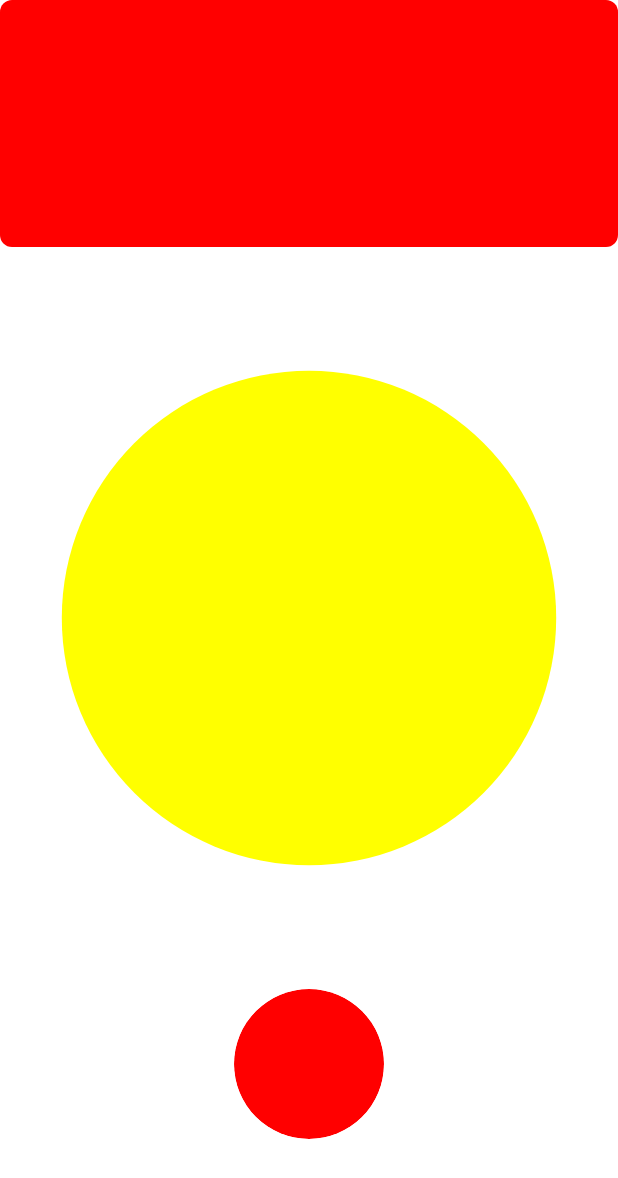
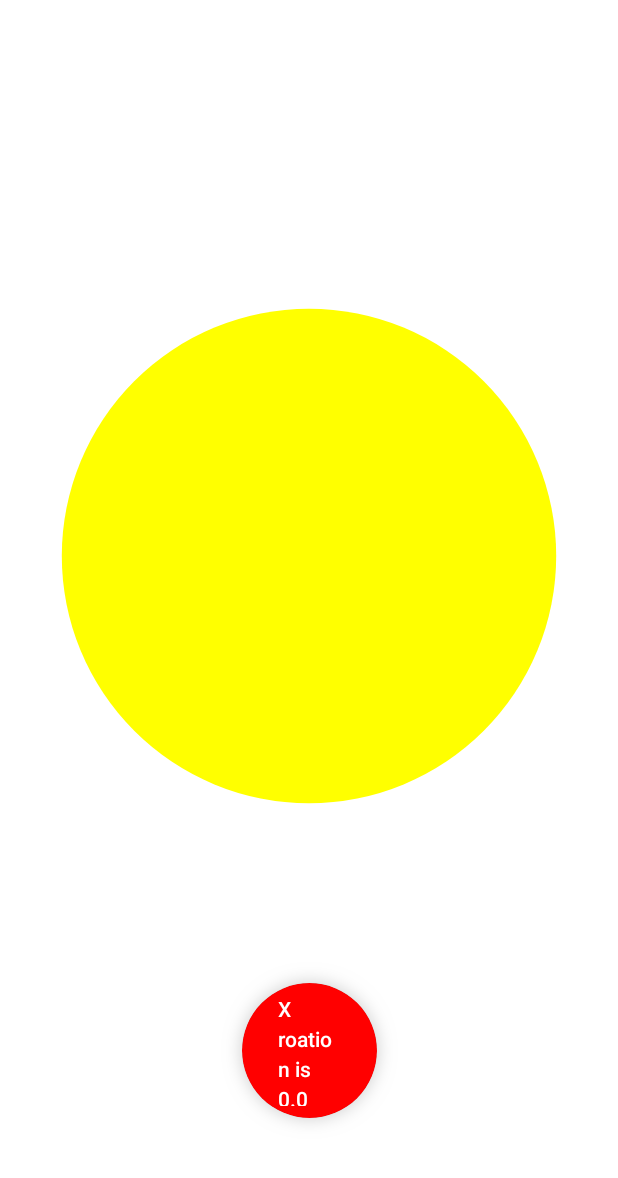
Before and after one commit to Sidd0OP/PolaCam, an Android app built with Jetpack Compose: the screen it shows after launch (MainActivity), on a phone screen of 412 x 824 dp. Shown: the top 1178 px of the screen. Run offline under Robolectric (Android 15) with nearby library versions, the phone set to English and light mode, and no system bars; libraries missing offline, so code that uses them is left out: androidx.camera.core, androidx.camera.view, org.opencv.android, org.opencv.core, org.opencv.imgproc; 5 statements that could not run were skipped.

Commit message:
added method to gt gyro rotation and  transform shadow

```diff
--- a/app/src/main/java/com/app/polacam/MainActivity.kt
+++ b/app/src/main/java/com/app/polacam/MainActivity.kt
@@ -33,25 +33,38 @@ import androidx.compose.material3.Button
 import androidx.compose.material3.ButtonDefaults
 import androidx.compose.material3.ExperimentalMaterial3Api
 import androidx.compose.material3.Scaffold
+import androidx.compose.material3.Text
 import androidx.compose.runtime.Composable
+import androidx.compose.runtime.DisposableEffect
+import androidx.compose.runtime.LaunchedEffect
+import androidx.compose.runtime.getValue
 import androidx.compose.runtime.mutableStateOf
 import androidx.compose.runtime.remember
+import androidx.compose.runtime.setValue
 import androidx.compose.ui.Alignment
 import androidx.compose.ui.Modifier
 import androidx.compose.ui.draw.clip
+import androidx.compose.ui.draw.drawBehind
 import androidx.compose.ui.graphics.Color
+import androidx.compose.ui.graphics.Paint
+import androidx.compose.ui.graphics.drawscope.drawIntoCanvas
 import androidx.compose.ui.platform.LocalContext
 import androidx.compose.ui.tooling.preview.Preview
+import androidx.compose.ui.unit.Dp
 import androidx.compose.ui.unit.dp
 import androidx.compose.ui.viewinterop.AndroidView
 import androidx.lifecycle.compose.LocalLifecycleOwner
 import androidx.media3.common.util.Log
 import com.app.polacam.processing.ImageProcessor
 import com.app.polacam.ui.theme.PolaCamTheme
+import com.app.polacam.ui.theme.background
+import com.app.polacam.ui.theme.shadow
 import org.opencv.android.OpenCVLoader
 import org.opencv.core.Mat
 import java.util.concurrent.ExecutorService
 import java.util.concurrent.Executors
+import androidx.core.graphics.toColorInt
+import com.app.polacam.gyro.Rotation
 
 
 class MainActivity : ComponentActivity() {
@@ -63,6 +76,8 @@ class MainActivity : ComponentActivity() {
     private lateinit var cameraController: LifecycleCameraController;
 
     private val camOperator = CamOperator(this)
+    private lateinit var rotationProvider: Rotation
+
 
 
 
@@ -74,6 +89,38 @@ class MainActivity : ComponentActivity() {
             .activityResultLauncher
             .launch(REQUIRED_PERMISSIONS)
 
+    }
+
+    fun Modifier.drawColoredShadow(
+        color: Color,
+        alpha: Float = 0.2f,
+        borderRadius: Dp = 0.dp,
+        shadowRadius: Dp = 20.dp,
+        offsetY: Dp = 0.dp,
+        offsetX: Dp = 0.dp
+    ) = this.drawBehind {
+        val transparentColor = color.copy(alpha = alpha).value.toLong().toColorInt()
+        val shadowColor = color.copy(alpha = alpha).value.toLong().toColorInt()
+        this.drawIntoCanvas {
+            val paint = Paint()
+            val frameworkPaint = paint.asFrameworkPaint()
+            frameworkPaint.color = transparentColor
+            frameworkPaint.setShadowLayer(
+                shadowRadius.toPx(),
+                offsetX.toPx(),
+                offsetY.toPx(),
+                shadowColor
+            )
+            it.drawRoundRect(
+                0f,
+                0f,
+                this.size.width,
+                this.size.height,
+                borderRadius.toPx(),
+                borderRadius.toPx(),
+                paint
+            )
+        }
     }
 
 
@@ -92,6 +139,9 @@ class MainActivity : ComponentActivity() {
 
         var mat = Mat();
 
+        rotationProvider = Rotation(this)
+
+
 
 
 
@@ -109,6 +159,25 @@ class MainActivity : ComponentActivity() {
 
                 this.cameraController = controller;
 
+                var xRot by remember { mutableStateOf(0.0f) }
+                var yRot by remember { mutableStateOf(0.0f) }
+
+                LaunchedEffect(Unit) {
+                    rotationProvider.getRotation { x, y, z ->
+                        println("X is $x and Y is $y z is $z")
+                        val scaleFactor = 20f
+                        xRot = y * scaleFactor * -1
+                        yRot = x * scaleFactor * -1
+                    }
+                }
+
+                // DisposableEffect to unregister the listener when the composable leaves the screen
+                DisposableEffect(Unit) {
+                    onDispose {
+                        rotationProvider.onPause()
+                    }
+                }
+
                 Scaffold(
                     modifier = Modifier.fillMaxSize(),
 
@@ -119,7 +188,7 @@ class MainActivity : ComponentActivity() {
                         modifier = Modifier
                             .padding(horizontal = 0.dp, vertical = 0.dp)
                             .fillMaxSize()
-                            .background(color = Color.White),
+                            .background(background),
 
                         contentAlignment = Alignment.Center
 
@@ -137,7 +206,7 @@ class MainActivity : ComponentActivity() {
                                 modifier = itemModifier
                                     .fillMaxHeight(0.2f)
                                     .fillMaxWidth()
-                                    .background(Color.Red),
+                                    .background(background),
 
                                 contentAlignment = Alignment.Center
                             ) {}
@@ -145,7 +214,7 @@ class MainActivity : ComponentActivity() {
 
                             Box(
                                 modifier = itemModifier
-                                    .fillMaxHeight(0.6f)
+                                    .fillMaxHeight(0.5f)
                                     .fillMaxWidth(),
 
                                 contentAlignment = Alignment.Center
@@ -168,18 +237,19 @@ class MainActivity : ComponentActivity() {
 
                             Box(
                                 modifier = itemModifier
-                                    .fillMaxHeight(0.2f)
+                                    .fillMaxHeight(0.3f)
                                     .fillMaxWidth(),
 
-                                contentAlignment = Alignment.TopCenter
+                                contentAlignment = Alignment.Center
                             ) {
 
 
-                                val capturedImageUri = remember { mutableStateOf<Uri?>(null) }
 
                                 Button(
                                     modifier = Modifier
-                                        .size(100.dp)
+                                        .size(90.dp)
+                                        .padding(0.dp,0.dp)
+                                        .drawColoredShadow(shadow,0.2f,offsetX = xRot.dp,offsetY = yRot.dp,borderRadius = 200.dp,shadowRadius = 10.dp)
                                         .clip(CircleShape),
 
                                     colors = ButtonDefaults.buttonColors(
@@ -204,7 +274,16 @@ class MainActivity : ComponentActivity() {
 
                                     }
 
-                                ) { }
+                                ) {
+
+
+                                    Text(
+                                        text = "X roation is ${xRot}",
+                                        color = Color.White
+
+                                    )
+
+                                }
 
 
                             }
@@ -219,6 +298,19 @@ class MainActivity : ComponentActivity() {
             }
         }
     }
+
+
+
+
+    override fun onPause() {
+        super.onPause()
+        rotationProvider.onPause()
+
+    }
+
+
+}
+
 
 @Composable
 fun cameraPreview(cameraController: LifecycleCameraController) {
@@ -246,9 +338,6 @@ class MainActivity : ComponentActivity() {
 
 }
 
-
-}
-
 @Preview
 @Composable
 fun ImageContainer(
--- /dev/null
+++ b/app/src/main/java/com/app/polacam/gyro/Rotation.kt
@@ -0,0 +1,80 @@
+package com.app.polacam.gyro
+
+import android.content.Context
+import android.hardware.Sensor
+import android.hardware.SensorEvent
+import android.hardware.SensorEventListener
+import android.hardware.SensorManager
+import androidx.media3.common.util.Log
+
+class Rotation(
+    context: Context
+) {
+
+
+    val sensorManager = context.getSystemService(Context.SENSOR_SERVICE) as SensorManager
+    val gyroscopeSensor = sensorManager.getDefaultSensor(Sensor.TYPE_ROTATION_VECTOR)
+
+    val rotationMatrix = FloatArray(9)
+    val orientationAngles = FloatArray(3)
+
+
+    private var sensorEventListener: SensorEventListener? = null
+    private var isListenerRegistered = false
+
+    fun onPause() {
+
+        if (sensorEventListener != null && isListenerRegistered)
+        {
+            sensorManager.unregisterListener(sensorEventListener)
+            isListenerRegistered = false
+        }
+    }
+
+    fun getRotation(
+
+        rotationValues: (x : Float, y : Float, z : Float) -> Unit
+    )
+    {
+
+        if(sensorEventListener == null)
+        {
+            sensorEventListener = object : SensorEventListener
+            {
+                override fun onSensorChanged(event: SensorEvent?) {
+
+
+
+
+                    if(event?.sensor?.type == Sensor.TYPE_ROTATION_VECTOR)
+                    {
+                        SensorManager.getRotationMatrixFromVector(rotationMatrix , event.values)
+                        SensorManager.getOrientation( rotationMatrix, orientationAngles)
+
+                        rotationValues(rotationMatrix[0], rotationMatrix[1], rotationMatrix[2])
+                    }
+                }
+
+                override fun onAccuracyChanged(
+                    sensor: Sensor?,
+                    accuracy: Int
+                ) {
+
+                }
+
+            }
+        }
+
+
+        if(!isListenerRegistered)
+        {
+            sensorManager.registerListener(
+                sensorEventListener,
+                gyroscopeSensor,
+                SensorManager.SENSOR_DELAY_NORMAL
+            )
+            isListenerRegistered = true
+        }
+
+    }
+}
--- a/app/src/main/java/com/app/polacam/processing/ImageProcessor.kt
+++ b/app/src/main/java/com/app/polacam/processing/ImageProcessor.kt
@@ -8,12 +8,16 @@ import android.net.Uri
 import android.os.Environment
 import android.provider.MediaStore
 import androidx.camera.core.ImageProxy
+import androidx.compose.ui.graphics.vector.VectorProperty
 import org.opencv.android.Utils
 import org.opencv.core.Mat
 import org.opencv.core.Size
 import org.opencv.imgproc.Imgproc
 import java.text.SimpleDateFormat
 import androidx.core.graphics.createBitmap
+import org.opencv.core.Core
+import org.opencv.core.Core.ROTATE_90_CLOCKWISE
+import org.opencv.core.Core.ROTATE_90_COUNTERCLOCKWISE
 
 class ImageProcessor {
 
@@ -35,7 +39,9 @@ class ImageProcessor {
     {
         loadImage(image, mat)
 
-        Imgproc.blur(mat,mat, Size(55.0, 55.0))
+
+        Core.rotate(mat , mat, ROTATE_90_CLOCKWISE)
+        Imgproc.blur(mat,mat, Size(5.0, 5.0))
 
 
         saveImage(
--- a/app/src/main/java/com/app/polacam/ui/theme/Color.kt
+++ b/app/src/main/java/com/app/polacam/ui/theme/Color.kt
@@ -1,6 +1,13 @@
 package com.app.polacam.ui.theme
 
 import androidx.compose.ui.graphics.Color
+
+
+val shadow = Color.Black
+val background = Color.White
+val button = Color.Red
+
+
 
 val Purple80 = Color(0xFFD0BCFF)
 val PurpleGrey80 = Color(0xFFCCC2DC)
--- a/app/src/main/java/com/app/polacam/ui/theme/Theme.kt
+++ b/app/src/main/java/com/app/polacam/ui/theme/Theme.kt
@@ -22,15 +22,7 @@ private val LightColorScheme = lightColorScheme(
     secondary = PurpleGrey40,
     tertiary = Pink40
 
-    /* Other default colors to override
-    background = Color(0xFFFFFBFE),
-    surface = Color(0xFFFFFBFE),
-    onPrimary = Color.White,
-    onSecondary = Color.White,
-    onTertiary = Color.White,
-    onBackground = Color(0xFF1C1B1F),
-    onSurface = Color(0xFF1C1B1F),
-    */
+
 )
 
 @Composable
```
Lines whose indentation alone changed are shown as unchanged.
